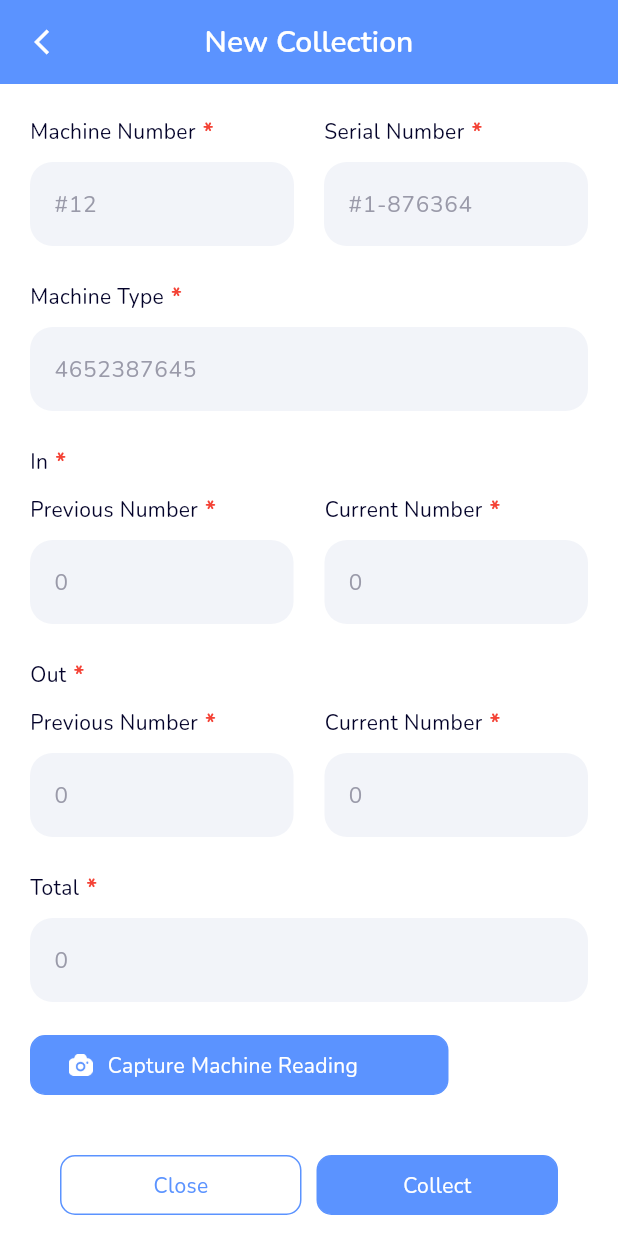
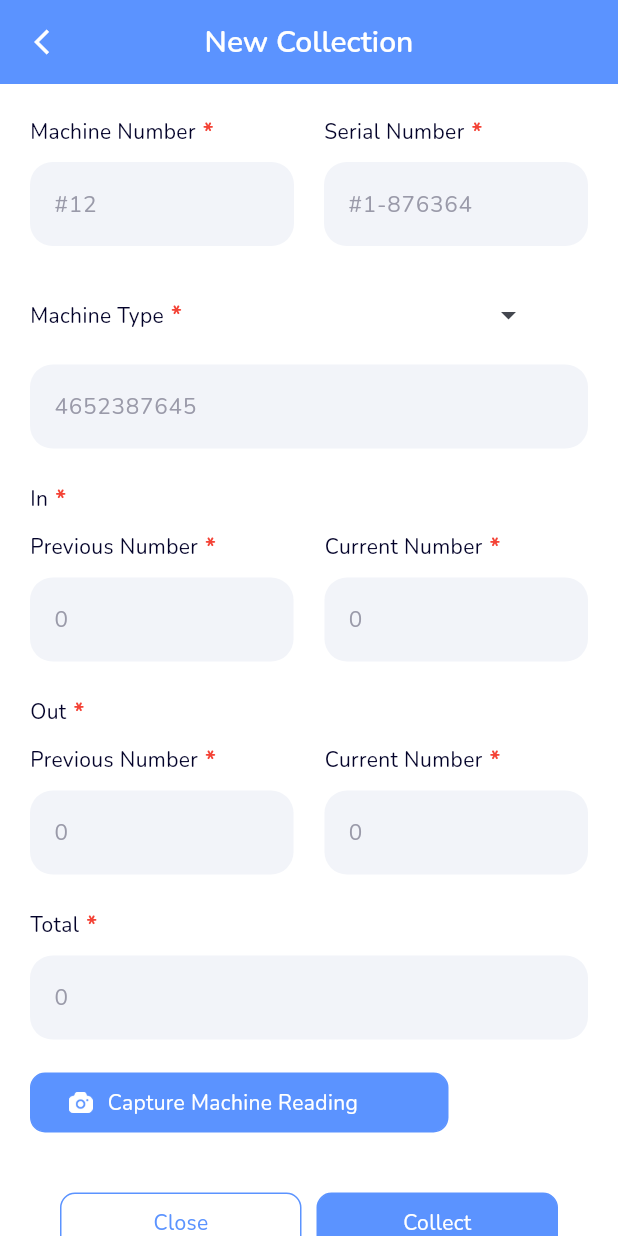
Before and after one commit to mobiledev48/Route-runner, a Flutter app: the NewCollectionScreen screen opened directly, on a phone screen of 412 x 824 dp. Run offline on Flutter 3.47's test engine with Material 3 defaults, Android fonts, the phone set to English and light mode, and no system bars; our stand-ins replace geolocator, get, google_fonts, google_maps_flutter, image_picker, shared_preferences; accounts and stored records are empty.

Commit message:
drop down

```diff
--- a/lib/screens/new_collection/new_collection_controller.dart
+++ b/lib/screens/new_collection/new_collection_controller.dart
@@ -14,7 +14,7 @@ class NewCollectionController extends GetxController {
 
   List<Location>? filteredLocations = [];
   LocationModel? locationModel;
-  List<CollectionReport>  addCampaignData= [];
+  List<CollectionReport> addCampaignData = [];
 
 // <<<<<<< HEAD
 //   TextEditingController machineNumberController = TextEditingController();
@@ -42,6 +42,8 @@ class NewCollectionController extends GetxController {
     update(['collection']);
   }
 
+  List machineType = ['4652387645', '876366756', '9576315760'];
+
   String machineError = "";
   String serialError = "";
   String auditError = "";
@@ -51,6 +53,8 @@ class NewCollectionController extends GetxController {
   String outCurrentError = "";
   String totalError = "";
   String imageError = "";
+
+  bool isClick = false;
 
   imageValidation() {
     if (image == null) {
--- a/lib/screens/new_collection/new_collection_screen.dart
+++ b/lib/screens/new_collection/new_collection_screen.dart
@@ -5,14 +5,9 @@ import 'package:get/get.dart';
 import 'package:google_fonts/google_fonts.dart';
 import 'package:route_runner/common/common_text_fild.dart';
 import 'package:route_runner/screens/collection_detail/collection_detail_screen.dart';
-import 'package:route_runner/screens/collection_report/collection_report.dart';
-import 'package:route_runner/screens/edit_location_view/edit_location_screen.dart';
-import 'package:route_runner/screens/google_location_view/google_location_screen.dart';
-import 'package:route_runner/screens/location_view/location_controller.dart';
 import 'package:route_runner/screens/new_collection/new_collection_controller.dart';
 import 'package:route_runner/utils/asset_res.dart';
 import 'package:route_runner/utils/color_res.dart';
-import 'package:route_runner/utils/font_res.dart';
 import 'package:route_runner/utils/strings.dart';
 
 import '../../utils/text_style.dart';
@@ -115,12 +110,78 @@ class NewCollectionScreen extends StatelessWidget {
                           SizedBox(
                             height: 20,
                           ),
+                          Row(
+                            children: [
+                              Text(StringRes.machineType,
+                                  style: GoogleFonts.nunito(
+                                    fontSize: 14,
+                                    fontWeight: FontWeight.w400,
+                                    color: ColorRes.color030229,
+                                  )),
+                              Text(
+                                ' *',
+                                style: TextStyle(
+                                  fontSize: 16.0,
+                                  color: Colors.red,
+                                  fontWeight: FontWeight.bold,
+                                ),
+                              ),
+                              SizedBox(
+                                width: Get.width * 0.47,
+                              ),
+                              IconButton(
+                                  onPressed: () {
+                                    newCollectionController.isClick = !newCollectionController.isClick;
+                                    newCollectionController.update(['collection']);
+                                  },
+                                  icon: newCollectionController.isClick == false
+                                      ? Icon(Icons.arrow_drop_down)
+                                      : Icon(Icons.arrow_drop_up))
+                            ],
+                          ),
+                          newCollectionController.isClick == false
+                              ? SizedBox()
+                              : Container(
+                                  height: Get.height * 0.24,
+                                  width: Get.width * 0.9,
+                                  decoration: BoxDecoration(color: ColorRes.bgColor),
+                                  child: ListView.separated(
+                                      physics: NeverScrollableScrollPhysics(),
+                                      shrinkWrap: false,
+                                      itemBuilder: (context, index) => GestureDetector(
+                                            onTap: () {
+                                              newCollectionController.auditNumberController.text =
+                                                  newCollectionController.machineType[index];
+                                              newCollectionController.machineType;
+                                              newCollectionController.isClick = false;
+                                              newCollectionController.update(['collection']);
+                                            },
+                                            child: ListTile(
+                                              title: Text(newCollectionController.machineType[index],
+                                                  style: GoogleFonts.nunito(
+                                                    fontSize: 14,
+                                                    fontWeight: FontWeight.w400,
+                                                    color: ColorRes.color030229,
+                                                  )),
+                                            ),
+                                          ),
+                                      separatorBuilder: (context, index) =>
+                                          Divider(color: ColorRes.grey3, endIndent: 10, indent: 10, height: 1),
+                                      itemCount: 3)),
+                          // Container(
+                          //   height: Get.height * 0.08,
+                          //   width: Get.width * 0.9,
+                          //   decoration:
+                          //       BoxDecoration(color: ColorRes.lightYellow, borderRadius: BorderRadius.circular(10)),
+                          // )
                           CommonTextField(
+                              readOnly: true,
                               type: TextInputType.number,
                               color: ColorRes.bgColor,
-                              isRequired: true,
+                              // isRequired: true,
                               hintText: "4652387645",
-                              titleText: StringRes.machineType,
+                              // titleText: StringRes.machineType,
+
                               controller: controller.auditNumberController),
                           (newCollectionController.auditError != "")
                               ? Align(
@@ -132,6 +193,7 @@ class NewCollectionScreen extends StatelessWidget {
                                   ),
                                 )
                               : const SizedBox(),
+
                           SizedBox(
                             height: 20,
                           ),
@@ -418,13 +480,13 @@ class NewCollectionScreen extends StatelessWidget {
                                         Get.to(() => CollectionDetailScreen());
 
                                         Iterable<CollectionReport> dynamicParameters = [
-                                          CollectionReport(serialNumber: newCollectionController.enterSerialNumberController.text,
-                                            inCurrent: newCollectionController.currentNumberInController.text,
-                                            inPrevious: newCollectionController.previousNumberInController.text,
-                                            outCurrent: newCollectionController.currentNumberOutController.text,
-                                            outPrevious: newCollectionController.previousNumberOutController.text,
-                                            image:controller.image!.path
-                                          ),
+                                          CollectionReport(
+                                              serialNumber: newCollectionController.enterSerialNumberController.text,
+                                              inCurrent: newCollectionController.currentNumberInController.text,
+                                              inPrevious: newCollectionController.previousNumberInController.text,
+                                              outCurrent: newCollectionController.currentNumberOutController.text,
+                                              outPrevious: newCollectionController.previousNumberOutController.text,
+                                              image: controller.image!.path),
                                         ];
                                         newCollectionController.addCampaignData.addAll(dynamicParameters);
                                       }
@@ -463,8 +525,6 @@ class NewCollectionScreen extends StatelessWidget {
   }
 }
 
-
-
 class CollectionReport {
   String? serialNumber;
   String? inPrevious;
@@ -474,7 +534,6 @@ class CollectionReport {
   String? image;
   String? data;
   String? time;
-
 
   CollectionReport({
     this.serialNumber,
@@ -515,7 +574,7 @@ class CollectionReport {
           image = value as String?;
           break;
         default:
-        // Handle unknown parameter
+          // Handle unknown parameter
           break;
       }
     });
```
Also changed, not shown: pubspec.lock.
